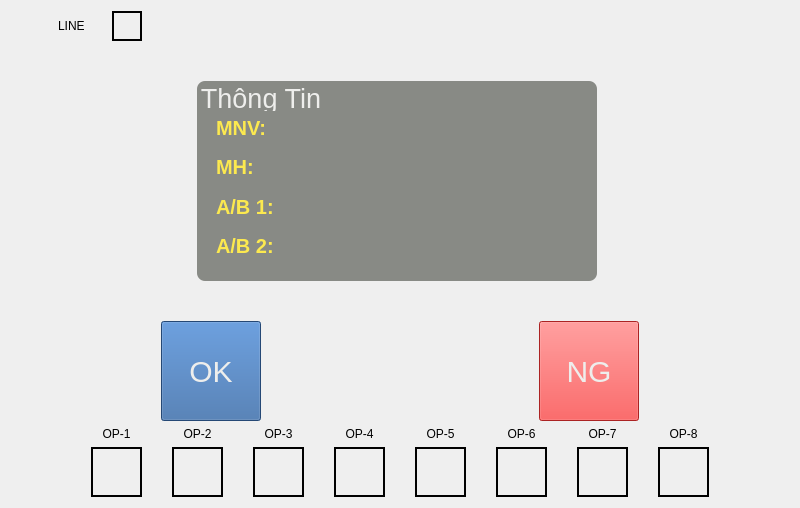
This is wCheckingKanban.ui in NguyenTrongThinh/qakensagaikan as Qt 5 draws it before an edit. The edited form follows.
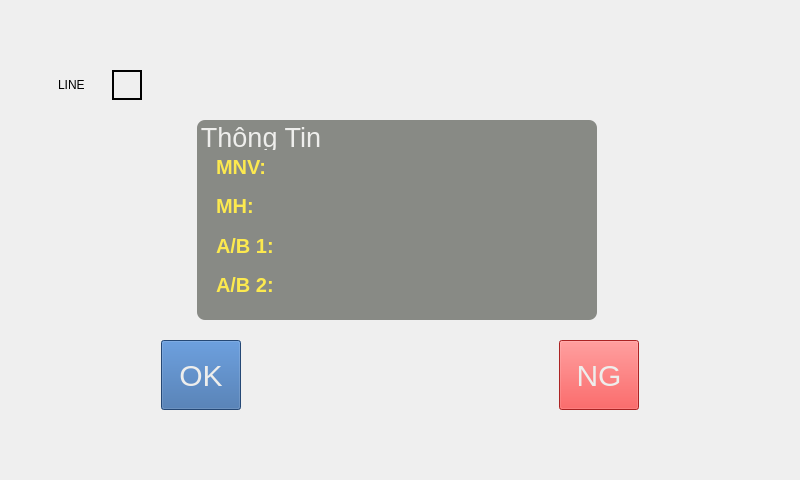
This is the edited form. Icons and pictures are not drawn. Custom widgets are drawn as their Qt base class.

The edit to the form file:
```diff
--- a/wCheckingKanban.ui
+++ b/wCheckingKanban.ui
@@ -38,228 +38,12 @@
      <property name="horizontalSpacing">
       <number>30</number>
      </property>
-     <item row="0" column="5">
-      <widget class="QLabel" name="label_11">
-       <property name="text">
-        <string>OP-6</string>
-       </property>
-       <property name="alignment">
-        <set>Qt::AlignCenter</set>
-       </property>
-      </widget>
-     </item>
-     <item row="0" column="3">
-      <widget class="QLabel" name="label_9">
-       <property name="text">
-        <string>OP-4</string>
-       </property>
-       <property name="alignment">
-        <set>Qt::AlignCenter</set>
-       </property>
-      </widget>
-     </item>
-     <item row="0" column="1">
-      <widget class="QLabel" name="label_7">
-       <property name="text">
-        <string>OP-2</string>
-       </property>
-       <property name="alignment">
-        <set>Qt::AlignCenter</set>
-       </property>
-      </widget>
-     </item>
-     <item row="0" column="4">
-      <widget class="QLabel" name="label_10">
-       <property name="text">
-        <string>OP-5</string>
-       </property>
-       <property name="alignment">
-        <set>Qt::AlignCenter</set>
-       </property>
-      </widget>
-     </item>
-     <item row="0" column="6">
-      <widget class="QLabel" name="label_12">
-       <property name="text">
-        <string>OP-7</string>
-       </property>
-       <property name="alignment">
-        <set>Qt::AlignCenter</set>
-       </property>
-      </widget>
-     </item>
-     <item row="0" column="2">
-      <widget class="QLabel" name="label_8">
-       <property name="text">
-        <string>OP-3</string>
-       </property>
-       <property name="alignment">
-        <set>Qt::AlignCenter</set>
-       </property>
-      </widget>
-     </item>
-     <item row="0" column="0">
-      <widget class="QLabel" name="label_5">
-       <property name="text">
-        <string>OP-1</string>
-       </property>
-       <property name="alignment">
-        <set>Qt::AlignCenter</set>
-       </property>
-      </widget>
-     </item>
-     <item row="1" column="0">
-      <widget class="QLabel" name="lbOP1">
-       <property name="minimumSize">
-        <size>
-         <width>0</width>
-         <height>50</height>
-        </size>
-       </property>
-       <property name="styleSheet">
-        <string notr="true">border-color: rgb(0, 0, 0);
-border: 2px solid black</string>
-       </property>
-       <property name="text">
-        <string/>
-       </property>
-      </widget>
-     </item>
-     <item row="0" column="7">
-      <widget class="QLabel" name="label_13">
-       <property name="text">
-        <string>OP-8</string>
-       </property>
-       <property name="alignment">
-        <set>Qt::AlignCenter</set>
-       </property>
-      </widget>
-     </item>
-     <item row="1" column="1">
-      <widget class="QLabel" name="lbOP2">
-       <property name="minimumSize">
-        <size>
-         <width>0</width>
-         <height>50</height>
-        </size>
-       </property>
-       <property name="styleSheet">
-        <string notr="true">border-color: rgb(0, 0, 0);
-border: 2px solid black</string>
-       </property>
-       <property name="text">
-        <string/>
-       </property>
-      </widget>
-     </item>
-     <item row="1" column="2">
-      <widget class="QLabel" name="LbOP3">
-       <property name="minimumSize">
-        <size>
-         <width>0</width>
-         <height>50</height>
-        </size>
-       </property>
-       <property name="styleSheet">
-        <string notr="true">border-color: rgb(0, 0, 0);
-border: 2px solid black</string>
-       </property>
-       <property name="text">
-        <string/>
-       </property>
-      </widget>
-     </item>
-     <item row="1" column="3">
-      <widget class="QLabel" name="lbOP4">
-       <property name="minimumSize">
-        <size>
-         <width>0</width>
-         <height>50</height>
-        </size>
-       </property>
-       <property name="styleSheet">
-        <string notr="true">border-color: rgb(0, 0, 0);
-border: 2px solid black</string>
-       </property>
-       <property name="text">
-        <string/>
-       </property>
-      </widget>
-     </item>
-     <item row="1" column="4">
-      <widget class="QLabel" name="lbOP5">
-       <property name="minimumSize">
-        <size>
-         <width>0</width>
-         <height>50</height>
-        </size>
-       </property>
-       <property name="styleSheet">
-        <string notr="true">border-color: rgb(0, 0, 0);
-border: 2px solid black</string>
-       </property>
-       <property name="text">
-        <string/>
-       </property>
-      </widget>
-     </item>
-     <item row="1" column="5">
-      <widget class="QLabel" name="lbOP6">
-       <property name="minimumSize">
-        <size>
-         <width>0</width>
-         <height>50</height>
-        </size>
-       </property>
-       <property name="styleSheet">
-        <string notr="true">border-color: rgb(0, 0, 0);
-border: 2px solid black</string>
-       </property>
-       <property name="text">
-        <string/>
-       </property>
-      </widget>
-     </item>
-     <item row="1" column="6">
-      <widget class="QLabel" name="lbOP7">
-       <property name="minimumSize">
-        <size>
-         <width>0</width>
-         <height>50</height>
-        </size>
-       </property>
-       <property name="styleSheet">
-        <string notr="true">border-color: rgb(0, 0, 0);
-border: 2px solid black</string>
-       </property>
-       <property name="text">
-        <string/>
-       </property>
-      </widget>
-     </item>
-     <item row="1" column="7">
-      <widget class="QLabel" name="lbOP8">
-       <property name="minimumSize">
-        <size>
-         <width>0</width>
-         <height>50</height>
-        </size>
-       </property>
-       <property name="styleSheet">
-        <string notr="true">border-color: rgb(0, 0, 0);
-border: 2px solid black</string>
-       </property>
-       <property name="text">
-        <string/>
-       </property>
-      </widget>
-     </item>
     </layout>
    </item>
    <item row="1" column="0">
     <layout class="QGridLayout" name="gridLayout_2">
      <property name="verticalSpacing">
-      <number>40</number>
+      <number>20</number>
      </property>
      <item row="0" column="0">
       <layout class="QHBoxLayout" name="horizontalLayout_6">
@@ -529,8 +313,8 @@
         <widget class="QPushButton" name="btnOK">
          <property name="minimumSize">
           <size>
-           <width>100</width>
-           <height>100</height>
+           <width>70</width>
+           <height>70</height>
           </size>
          </property>
          <property name="styleSheet">
@@ -584,8 +368,8 @@
         <widget class="QPushButton" name="btnNotGood">
          <property name="minimumSize">
           <size>
-           <width>100</width>
-           <height>100</height>
+           <width>70</width>
+           <height>70</height>
           </size>
          </property>
          <property name="styleSheet">
```
